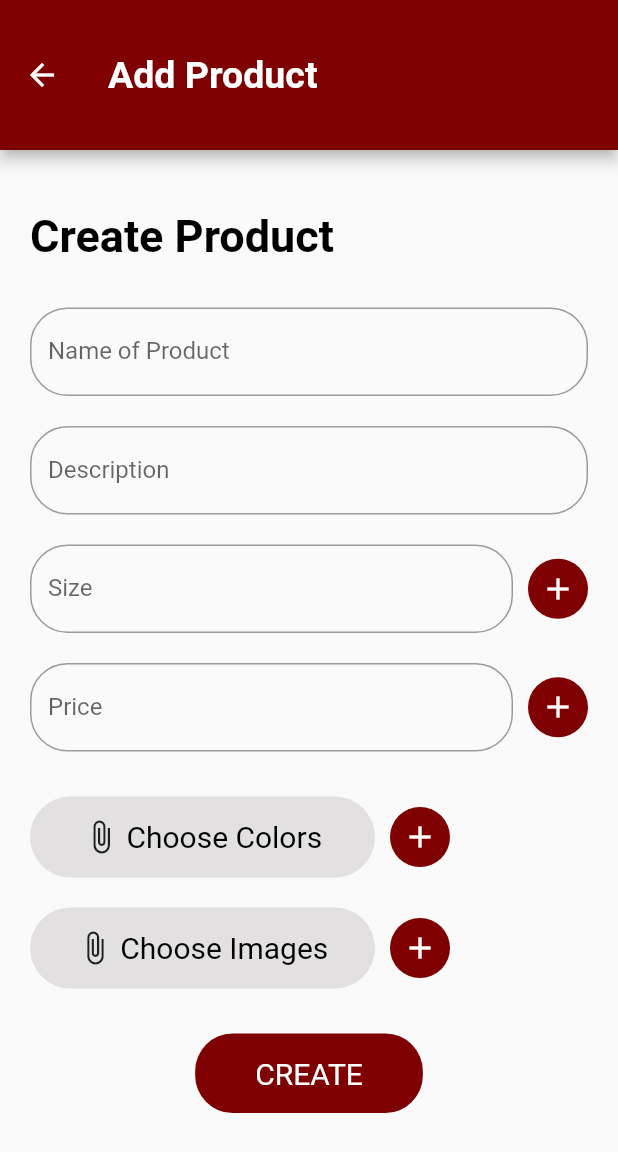
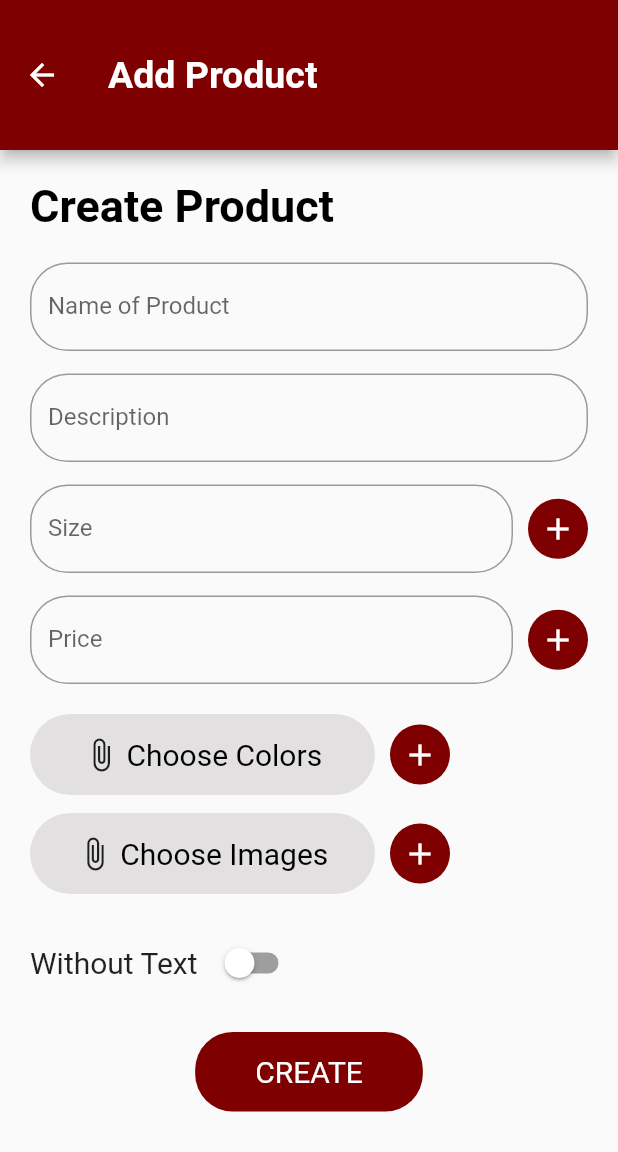
Before and after one commit to jennifersha/sahhar, a Flutter app: the AddProduct screen opened directly, on a phone screen of 412 x 824 dp. Shown: the top 1152 px of the screen. Run offline on Flutter 3.47's test engine with Material 2 defaults, Android fonts, the phone set to English and light mode, and no system bars; our stand-ins replace cloud_firestore, firebase_auth, firebase_core, google_sign_in, image_picker; accounts and stored records are empty.

Commit message:
switch added

```diff
--- a/sahhar/lib/AddProduct.dart
+++ b/sahhar/lib/AddProduct.dart
@@ -16,6 +16,7 @@ class AddProductState extends State<AddProduct> {
   final txtsize = TextEditingController();
   bool showSizes = false;
   int count = 1;
+  bool switchValue = false;
   List<String> sizes = [];
 
   @override
@@ -39,7 +40,7 @@ class AddProductState extends State<AddProduct> {
           key: formKey,
           child: Column(
             children: [
-              SizedBox(height: 20),
+              //SizedBox(height: 20),
               Container(
                 alignment: Alignment.centerLeft,
                 child: Text(
@@ -51,7 +52,7 @@ class AddProductState extends State<AddProduct> {
                   ),
                 ),
               ),
-              SizedBox(height: 30),
+              SizedBox(height: 20),
               TextFormField(
                 controller: txtname,
                 decoration: InputDecoration(
@@ -67,7 +68,7 @@ class AddProductState extends State<AddProduct> {
                   return null;
                 },
               ),
-              SizedBox(height: 20),
+              SizedBox(height: 15),
               TextFormField(
                 controller: txtdescri,
                 decoration: InputDecoration(
@@ -83,7 +84,7 @@ class AddProductState extends State<AddProduct> {
                   return null;
                 },
               ),
-              SizedBox(height: 20),
+              SizedBox(height: 15),
               Row(
                 children: [
                   Expanded(
@@ -120,7 +121,7 @@ class AddProductState extends State<AddProduct> {
                   ),
                 ],
               ),
-              SizedBox(height: 20),
+              SizedBox(height: 15),
               Row(
                 children: [
                   Expanded(
@@ -156,7 +157,7 @@ class AddProductState extends State<AddProduct> {
                   ),
                 ],
               ),
-              SizedBox(height: 30),
+              SizedBox(height: 20),
               Row(
                 children: [
                   InkWell(
@@ -210,7 +211,7 @@ class AddProductState extends State<AddProduct> {
                   ),
                 ],
               ),
-              SizedBox(height: 20),
+              SizedBox(height: 12),
               Row(
                 children: [
                   InkWell(
@@ -264,7 +265,29 @@ class AddProductState extends State<AddProduct> {
                   ),
                 ],
               ),
-              SizedBox(height: 30),
+              SizedBox(height: 22),
+              Row(
+                children: [
+                  Text(
+                    switchValue ? 'With Text' : 'Without Text',
+                    style: TextStyle(fontSize: 20),
+                  ),
+                  SizedBox(width: 8),
+                  Switch(
+                    value: switchValue,
+                    onChanged: (bool value) {
+                      setState(() {
+                        switchValue = value;
+                      });
+                    },
+                    activeTrackColor: Colors.lightGreenAccent,
+                    activeColor: Colors.green,
+                    inactiveTrackColor: Colors.grey,
+                    inactiveThumbColor: Colors.white,
+                  ),
+                ],
+              ),
+              SizedBox(height: 22),
               InkWell(
                 onTap: () async {
                   try {
```
